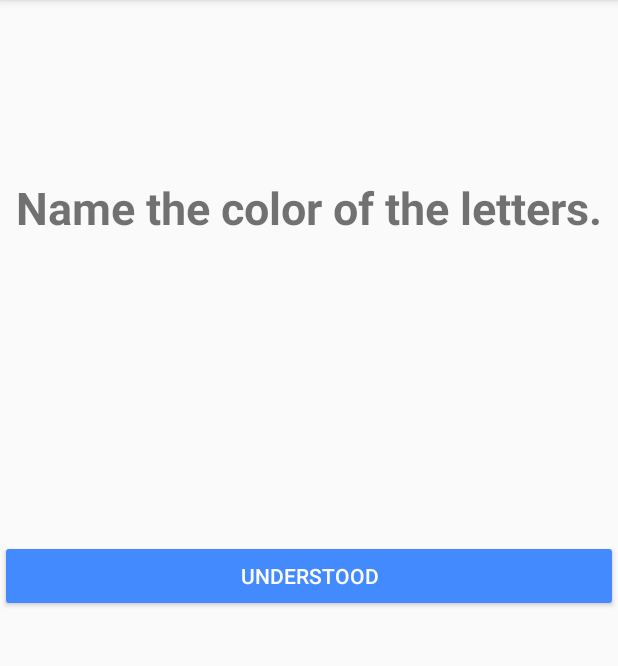
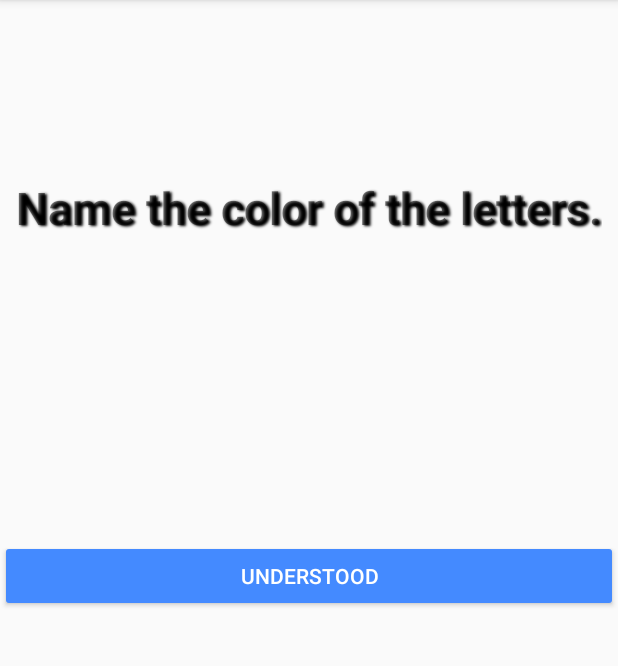
Before and after one commit to henrykaw/personalData, an Android app: the Stroop screen opened directly, with no data from a screen before it, on a phone screen of 412 x 824 dp, the part 84-750 px from its top. Run offline under Robolectric (Android 15) with nearby library versions, the phone set to English and light mode, and no system bars.

Commit message:
Added shadow to yellow text in Stroop

```diff
--- a/app/src/main/res/layout/activity_stroop.xml
+++ b/app/src/main/res/layout/activity_stroop.xml
@@ -18,6 +18,10 @@
         android:textColor="@color/colorTextSecondary"
         android:textStyle="bold"
         android:textSize="30sp"
+        android:shadowColor="@color/colorShadow"
+        android:shadowDx="1.5"
+        android:shadowDy="1.3"
+        android:shadowRadius="1.6"
         />
 
     <Button
@@ -29,7 +33,9 @@
         android:text="@string/understood"
         style="@style/Widget.AppCompat.Button.Colored"
         android:theme="@style/ButtonStart"
-        android:onClick="startStroop"/>
+        android:onClick="startStroop"
+
+        />
 
     <android.support.v7.widget.GridLayout
         android:layout_width="match_parent"
@@ -61,6 +67,7 @@
             android:textStyle="bold"
             android:textColor="@color/colorBlue"
             android:onClick="colorButtonPres"
+
             />
         <Button
             app:layout_columnWeight="1"
@@ -83,6 +90,7 @@
             android:textStyle="bold"
             android:textColor="@color/colorGreen"
             android:onClick="colorButtonPres"
+
             />
         <Button
             app:layout_columnWeight="1"
@@ -94,6 +102,7 @@
             android:textStyle="bold"
             android:textColor="@color/colorRed"
             android:onClick="colorButtonPres"
+
             />
         <Button
             app:layout_columnWeight="1"
@@ -105,6 +114,10 @@
             android:textStyle="bold"
             android:textColor="@color/colorYellow"
             android:onClick="colorButtonPres"
+            android:shadowColor="@color/colorShadow"
+            android:shadowDx="1.5"
+            android:shadowDy="1.3"
+            android:shadowRadius="1.6"
             />
 
     </android.support.v7.widget.GridLayout>
--- a/app/src/main/res/values/colors.xml
+++ b/app/src/main/res/values/colors.xml
@@ -13,5 +13,6 @@
     <color name="colorTrueWhite">#FFFFFF</color>
     <color name="colorTextPrimary">#D9000000</color>
     <color name="colorTextSecondary">#8C000000</color>
+    <color name="colorShadow">#000000</color>
 
 </resources>
```
